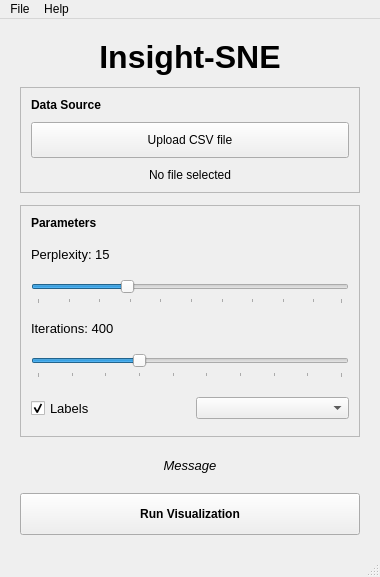
sady410/Insight-SNE, file menuwindow.ui: the form before one commit.
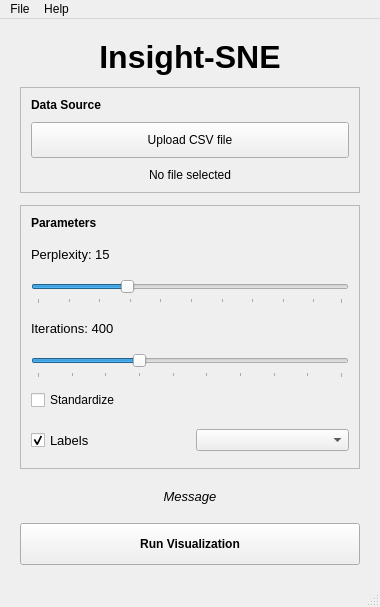
The form after the commit.

Diff of the .ui file:
```diff
--- a/menuwindow.ui
+++ b/menuwindow.ui
@@ -251,6 +251,13 @@
          </item>
         </layout>
        </item>
+       <item>
+        <widget class="QCheckBox" name="standardizationCheckBox">
+         <property name="text">
+          <string>Standardize</string>
+         </property>
+        </widget>
+       </item>
        <item>
         <layout class="QHBoxLayout" name="horizontalLayout" stretch="1,1">
          <item>
```
Left out of the diff: 2 changed lines with no effect on the pictures.
